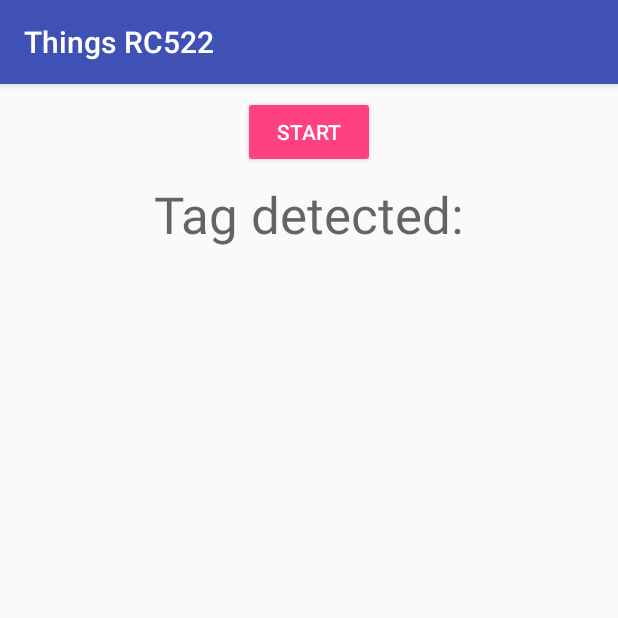
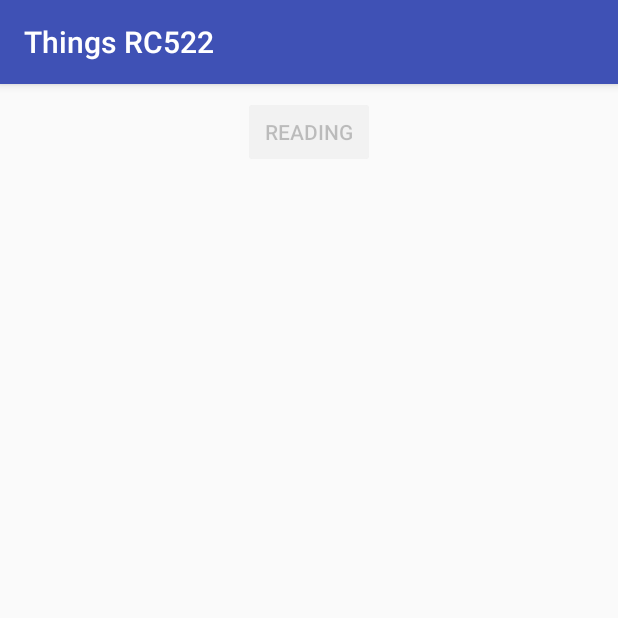
Before and after one commit to Galarzaa90/android-things-rc522, an Android app: the screen it shows after launch (MainActivity), after a tap on "START", on a phone screen of 412 x 824 dp, the top half of it. Run offline under Robolectric (Android 15) with nearby library versions, the phone set to English and light mode, and no system bars; libraries missing offline, so code that uses them is left out: com.google.android.things; 9 statements that could not run were skipped.

Commit message:
New static method: dataToHexString() Improved example module

```diff
--- a/example/src/main/java/com/galarzaa/androidthings/samples/MainActivity.java
+++ b/example/src/main/java/com/galarzaa/androidthings/samples/MainActivity.java
@@ -3,7 +3,6 @@ package com.galarzaa.androidthings.samples;
 import android.os.AsyncTask;
 import android.os.Bundle;
 import android.support.v7.app.AppCompatActivity;
-import android.util.Log;
 import android.view.View;
 import android.widget.Button;
 import android.widget.TextView;
@@ -15,13 +14,13 @@ import com.google.android.things.pio.PeripheralManagerService;
 import com.google.android.things.pio.SpiDevice;
 
 import java.io.IOException;
-import java.util.Arrays;
 
 public class MainActivity extends AppCompatActivity {
     private Rc522 mRrc522;
     RfidTask mRfidTask;
-    private TextView mTag;
-    private TextView mResultsDescription;
+    private TextView mTagDetectedView;
+    private TextView mTagUidView;
+    private TextView mTagResultsView;
     private Button button;
 
     private SpiDevice spiDevice;
@@ -30,13 +29,16 @@ public class MainActivity extends AppCompatActivity {
     private static final String SPI_PORT = "SPI0.0";
     private static final String PIN_RESET = "BCM25";
 
+    String resultsText = "";
+
     @Override
     protected void onCreate(Bundle savedInstanceState) {
         super.onCreate(savedInstanceState);
         setContentView(R.layout.activity_main);
 
-        mResultsDescription = (TextView)findViewById(R.id.results_description);
-        mTag = (TextView)findViewById(R.id.tag);
+        mTagDetectedView = (TextView)findViewById(R.id.tag_read);
+        mTagUidView = (TextView)findViewById(R.id.tag_uid);
+        mTagResultsView = (TextView) findViewById(R.id.tag_results);
         button = (Button)findViewById(R.id.button);
         button.setOnClickListener(new View.OnClickListener() {
             @Override
@@ -72,7 +74,7 @@ public class MainActivity extends AppCompatActivity {
         }
     }
 
-    private class RfidTask extends AsyncTask<Object, Object, byte[]> {
+    private class RfidTask extends AsyncTask<Object, Object, Boolean> {
         private static final String TAG = "RfidTask";
         private Rc522 rc522;
 
@@ -83,10 +85,15 @@ public class MainActivity extends AppCompatActivity {
         @Override
         protected void onPreExecute() {
             button.setEnabled(false);
+            mTagResultsView.setVisibility(View.GONE);
+            mTagDetectedView.setVisibility(View.GONE);
+            mTagUidView.setVisibility(View.GONE);
+            resultsText = "";
         }
 
         @Override
-        protected byte[] doInBackground(Object... params) {
+        protected Boolean doInBackground(Object... params) {
+            rc522.stopCrypto();
             while(true){
                 try {
                     Thread.sleep(50);
@@ -103,55 +110,55 @@ public class MainActivity extends AppCompatActivity {
                     continue;
                 }
                 byte[] uuid = rc522.getUid();
-                rc522.selectTag(uuid);
-                //We're trying to read block 1 in sector 2
-                byte block = Rc522.getBlockAddress(2,1);
-                //Mifare cards default key, this won't work if the key for the tag has been previously changed
-                byte[] key = {(byte) 0xFF, (byte) 0xFF, (byte) 0xFF, (byte) 0xFF, (byte) 0xFF, (byte) 0xFF};
-                //Data that will be written to block 1, sector 2
-                byte[] newData = {0x0F,0x0E,0x0D,0x0C,0x0B,0x0A,0x09,0x08,0x07,0x06,0x05,0x04,0x03,0x02,0x01};
-                boolean authResult = rc522.authenticateCard(Rc522.AUTH_A, block, key);
-                if(authResult){
-                    if(rc522.writeBlock(block,newData)) {
-                        Log.i(TAG, "Data written successfully.");
-                    }else{
-                        Log.w(TAG, "Could not write to tag");
-                    }
-                    //Byte buffer to hold data
-                    byte[] buff = new byte[16];
-                    if(rc522.readBlock(block,buff)) {
-                        Log.i(TAG, "Data read: " + Arrays.toString(buff));
-                    }else{
-                        Log.w(TAG, "Could not read data from tag");
-                    }
-                    rc522.stopCrypto();
-                }else{
-                    Log.e(TAG,"Could not authenticate tag.");
-                }
-                return uuid;
+                return rc522.selectTag(uuid);
             }
         }
 
         @Override
-        protected void onPostExecute(byte[] result) {
-            StringBuilder sb = new StringBuilder();
-            String prefix = "";
-            Log.i("RfidTask",Arrays.toString(result));
-            for(byte b : result){
-                int ubyte = b&0xff;
-                if(ubyte == 0){
-                    break;
+        protected void onPostExecute(Boolean success) {
+            if(!success){
+                mTagResultsView.setText(R.string.unknown_error);
+                return;
+            }
+            // Try to avoid doing any non RC522 operations until you're done communicating with it.
+            byte block = Rc522.getBlockAddress(2,1);
+            // Mifare's card default key A and key B, the key may have been changed previously
+            byte[] key = {(byte)0xFF, (byte)0xFF, (byte)0xFF, (byte)0xFF, (byte)0xFF, (byte)0xFF};
+            // Each sector holds 16 bytes
+            // Data that will be written to sector 2, block 1
+            byte[] newData = {0x0F,0x0E,0x0D,0x0C,0x0B,0x0A,0x09,0x08,0x07,0x06,0x05,0x04,0x03,0x02,0x01,0x00};
+            // In this case, Rc522.AUTH_A or Rc522.AUTH_B can be used
+            try {
+                //We need to authenticate the card, each sector can have a different key
+                boolean result = rc522.authenticateCard(Rc522.AUTH_A, block, key);
+                if (!result) {
+                    mTagResultsView.setText(R.string.authetication_error);
+                    return;
                 }
-                sb.append(prefix);
-                prefix = "-";
-                sb.append(ubyte);
-
+                result = rc522.writeBlock(block, newData);
+                if(!result){
+                    mTagResultsView.setText(R.string.write_error);
+                    return;
+                }
+                resultsText += "Sector written successfully";
+                byte[] buffer = new byte[16];
+                //Since we're still using the same block, we don't need to authenticate again
+                result = rc522.readBlock(block, buffer);
+                if(!result){
+                    mTagResultsView.setText(R.string.read_error);
+                    return;
+                }
+                resultsText += "\nSector read successfully: "+ Rc522.dataToHexString(buffer);
+                rc522.stopCrypto();
+                mTagResultsView.setText(resultsText);
+            }finally{
+                button.setEnabled(true);
+                button.setText(R.string.start);
+                mTagUidView.setText(getString(R.string.tag_uid,rc522.getUidString()));
+                mTagResultsView.setVisibility(View.VISIBLE);
+                mTagDetectedView.setVisibility(View.VISIBLE);
+                mTagUidView.setVisibility(View.VISIBLE);
             }
-            button.setEnabled(true);
-            button.setText(R.string.start);
-            mTag.setText(sb.toString());
-            mResultsDescription.setVisibility(View.VISIBLE);
-            mTag.setVisibility(View.VISIBLE);
         }
     }
 }
--- a/example/src/main/res/layout/activity_main.xml
+++ b/example/src/main/res/layout/activity_main.xml
@@ -6,7 +6,6 @@
     android:layout_width="match_parent"
     android:layout_height="match_parent"
     tools:context=".MainActivity">
-
 
     <Button
         android:id="@+id/button"
@@ -20,20 +19,7 @@
         app:layout_constraintTop_toTopOf="parent" />
 
     <TextView
-        android:id="@+id/tag"
-        android:layout_width="wrap_content"
-        android:layout_height="wrap_content"
-        android:layout_marginTop="8dp"
-        android:visibility="gone"
-        tools:visibility="visible"
-        android:textAppearance="@style/TextAppearance.AppCompat.Large"
-        app:layout_constraintLeft_toLeftOf="parent"
-        app:layout_constraintRight_toRightOf="parent"
-        app:layout_constraintTop_toBottomOf="@+id/results_description"
-        tools:text="Tag UID" />
-
-    <TextView
-        android:id="@+id/results_description"
+        android:id="@+id/tag_read"
         android:layout_width="wrap_content"
         android:layout_height="wrap_content"
         android:visibility="gone"
@@ -44,4 +30,33 @@
         app:layout_constraintLeft_toLeftOf="parent"
         app:layout_constraintRight_toRightOf="parent"
         app:layout_constraintTop_toBottomOf="@+id/button" />
+
+    <TextView
+        android:id="@+id/tag_uid"
+        android:layout_width="wrap_content"
+        android:layout_height="wrap_content"
+        android:layout_marginTop="8dp"
+        android:visibility="gone"
+        tools:visibility="visible"
+        android:textAppearance="@style/TextAppearance.AppCompat.Large"
+        app:layout_constraintLeft_toLeftOf="parent"
+        app:layout_constraintRight_toRightOf="parent"
+        app:layout_constraintTop_toBottomOf="@+id/tag_read"
+        tools:text="Tag UID" />
+
+    <TextView
+        android:id="@+id/tag_results"
+        android:layout_width="wrap_content"
+        android:layout_height="wrap_content"
+        tools:text="Tag results"
+        android:layout_marginTop="8dp"
+        android:visibility="gone"
+        tools:visibility="visible"
+        android:textSize="18sp"
+        android:textAlignment="center"
+        app:layout_constraintTop_toBottomOf="@+id/tag_uid"
+        app:layout_constraintRight_toRightOf="parent"
+        app:layout_constraintLeft_toLeftOf="parent" />
+
+
 </android.support.constraint.ConstraintLayout>
--- a/example/src/main/res/values/strings.xml
+++ b/example/src/main/res/values/strings.xml
@@ -3,4 +3,9 @@
     <string name="start">Start</string>
     <string name="reading">Reading</string>
     <string name="tag_detected">Tag detected:</string>
+    <string name="tag_uid">UID: %1$s</string>
+    <string name="authetication_error">Couldn\'t authenticate for sector.</string>
+    <string name="unknown_error">Uknown error.</string>
+    <string name="write_error">Could not write to sector.</string>
+    <string name="read_error">Could not read block.</string>
 </resources>
```
Also changed, not shown: rc522/src/main/java/com/galarzaa/androidthings/Rc522.java (+17 -0 lines).
